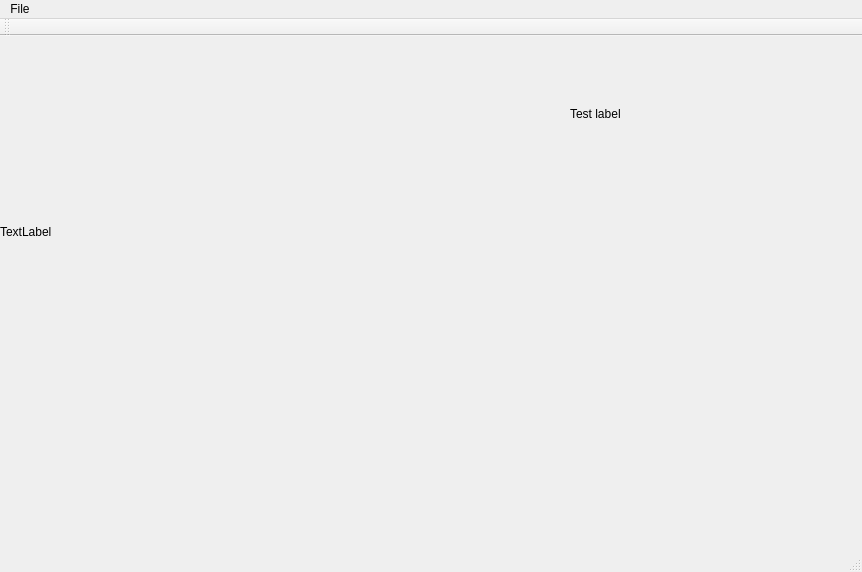
madamskip1/MiniPhotoshop, file mainwindow.ui: the form before one commit.
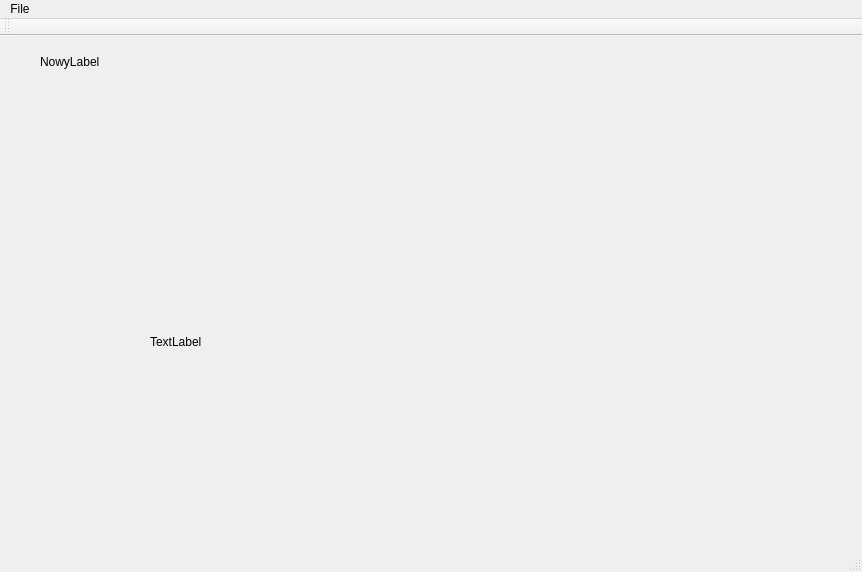
The form after the commit.

```diff
--- a/mainwindow.ui
+++ b/mainwindow.ui
@@ -17,23 +17,23 @@
    <widget class="QLabel" name="label">
     <property name="geometry">
      <rect>
-      <x>570</x>
-      <y>70</y>
-      <width>55</width>
-      <height>16</height>
+      <x>40</x>
+      <y>0</y>
+      <width>121</width>
+      <height>51</height>
      </rect>
     </property>
     <property name="text">
-     <string>Test label</string>
+     <string>NowyLabel</string>
     </property>
    </widget>
    <widget class="QLabel" name="display_image">
     <property name="geometry">
      <rect>
-      <x>0</x>
-      <y>0</y>
-      <width>831</width>
-      <height>391</height>
+      <x>150</x>
+      <y>260</y>
+      <width>411</width>
+      <height>91</height>
      </rect>
     </property>
     <property name="text">
```
Left out of the diff: 2 changed lines with no effect on the pictures.
